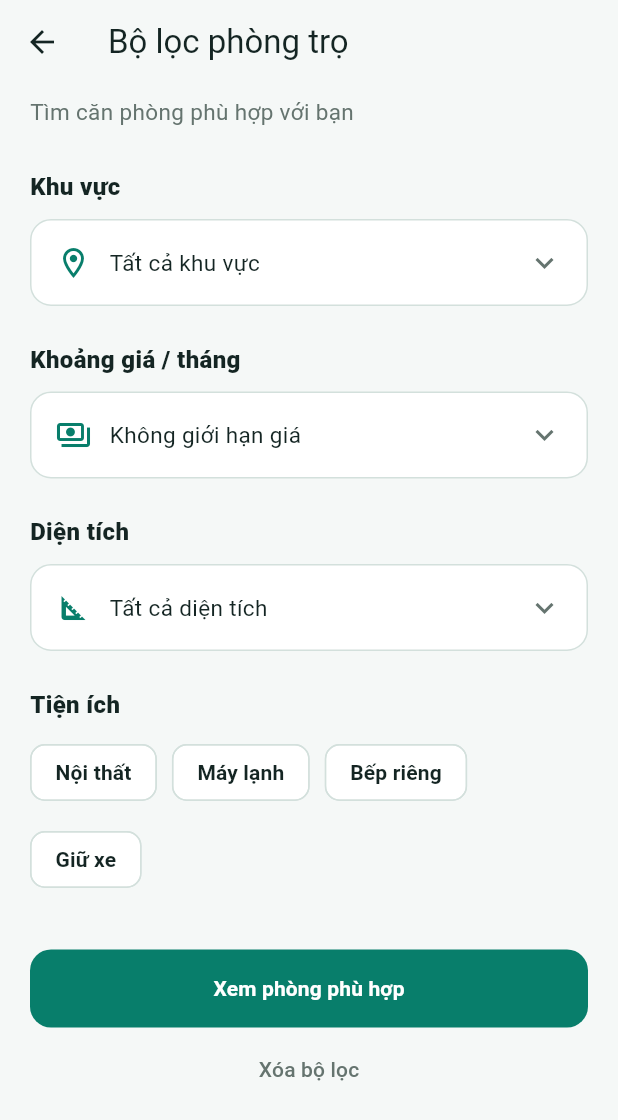
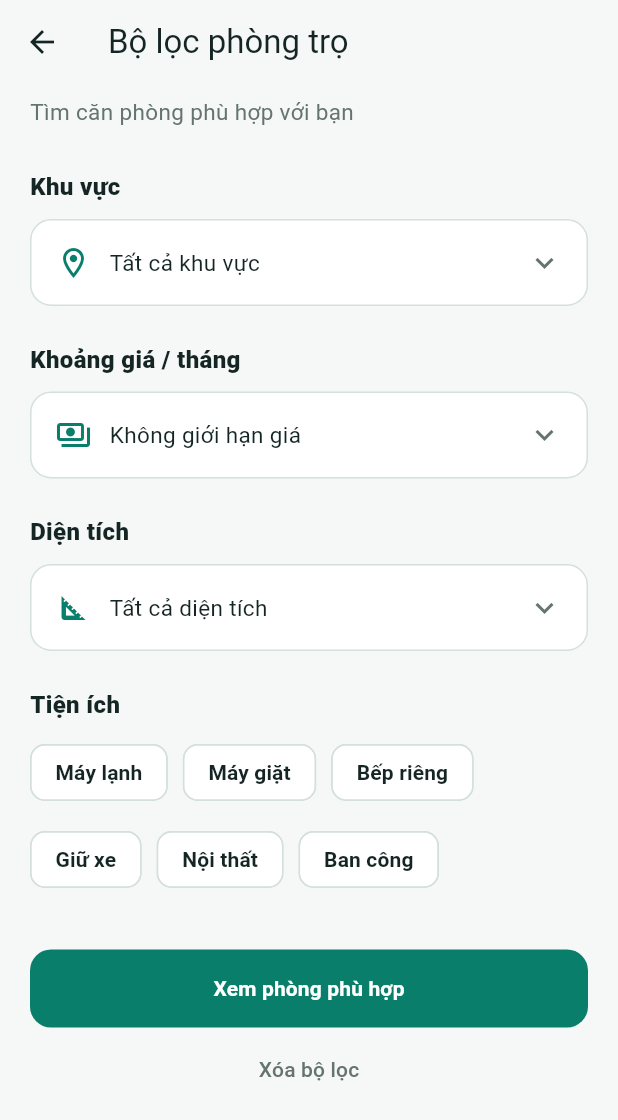
Before and after one commit to PHamHuy-23/Roomate-and-matching-app, a Flutter app: the HomeScreen screen opened directly with empty values, item 2 of the bottom bar chosen, after a tap on "Lọc", on a phone screen of 412 x 824 dp. Shown: the top 1120 px of the screen. Run offline on Flutter 3.47's test engine with Material 3 defaults, Android fonts, the phone set to English and light mode, and no system bars; our stand-ins replace flutter_map, image_picker, latlong2, shared_preferences; accounts and stored records are empty; network calls fail.

Commit message:
feat(discovery): add candidate sorting (price, cleanliness, match), room slot & amenity filters, and request status subfilters (Sprint 1: Items 26, 46, 43)

```diff
--- a/frontend/lib/models/room_post.dart
+++ b/frontend/lib/models/room_post.dart
@@ -42,6 +42,7 @@ class RoomPost {
   }) : amenities = RoomAmenities.normalize(amenities);
 
   bool get hasKnownArea => areaM2 != null && areaM2!.isFinite && areaM2! > 0;
+  int get availableSlots => (maxOccupants - currentOccupants).clamp(0, maxOccupants);
 
   List<String> get images {
     final raw = imageUrl?.trim();
--- a/frontend/lib/screens/home_screen.dart
+++ b/frontend/lib/screens/home_screen.dart
@@ -56,6 +56,7 @@ class _HomeScreenState extends State<HomeScreen> {
   double _minPriceFilter = 0;
   double _maxPriceFilter = double.infinity;
   double _minAreaFilter = 0;
+  int _minSlotsFilter = 0;
   String _roomDistrictFilter = 'Tất cả khu vực';
   final Set<String> _roomAmenitiesFilter = <String>{};
   int _selectedPriceTier = 0; // 0: Tất cả giá, 1: < 3tr, 2: 3-5tr, 3: > 5tr
@@ -71,6 +72,7 @@ class _HomeScreenState extends State<HomeScreen> {
   Set<int> get _savedPostIds => _api.savedPostIds;
   int _unreadNotificationCount = 0;
   bool _isSwipeViewMode = false;
+  String _matchSortOrder = 'MATCH_DESC'; // MATCH_DESC, PRICE_ASC, CLEAN_DESC
 
   @override
   void initState() {
@@ -145,6 +147,7 @@ class _HomeScreenState extends State<HomeScreen> {
       final matchArea =
           _minAreaFilter == 0 ||
           (p.hasKnownArea && p.areaM2! >= _minAreaFilter);
+      final matchSlots = _minSlotsFilter == 0 || p.availableSlots >= _minSlotsFilter;
       final postAmenities = p.amenities.map(RoomAmenities.key).toSet();
       final matchAmenities =
           _roomAmenitiesFilter.isEmpty ||
@@ -156,6 +159,7 @@ class _HomeScreenState extends State<HomeScreen> {
           matchPrice &&
           matchDistrict &&
           matchArea &&
+          matchSlots &&
           matchAmenities;
     }).toList();
   }
@@ -284,7 +288,18 @@ class _HomeScreenState extends State<HomeScreen> {
           _districtFilter == 'Tất cả' ||
           DistrictNames.same(item.targetDistrict, _districtFilter);
       return matchesSearch && matchesScore && matchesDistrict;
-    }).toList()..sort((a, b) => b.totalScore.compareTo(a.totalScore));
+    }).toList()..sort((a, b) {
+      if (_matchSortOrder == 'PRICE_ASC') {
+        final priceA = a.budgetAmount > 0 ? a.budgetAmount : double.infinity;
+        final priceB = b.budgetAmount > 0 ? b.budgetAmount : double.infinity;
+        return priceA.compareTo(priceB);
+      } else if (_matchSortOrder == 'CLEAN_DESC') {
+        final cleanA = a.criteriaDetail.cleanlinessMatch;
+        final cleanB = b.criteriaDetail.cleanlinessMatch;
+        return cleanB.compareTo(cleanA);
+      }
+      return b.totalScore.compareTo(a.totalScore);
+    });
     return filtered;
   }
 
@@ -361,6 +376,68 @@ class _HomeScreenState extends State<HomeScreen> {
                         }.contains(widget.currentUser.role.trim().toUpperCase())
                         ? () => Navigator.pushNamed(context, AppRoutes.admin)
                         : null,
+                  ),
+                ),
+                SliverToBoxAdapter(
+                  child: Padding(
+                    padding: const EdgeInsets.fromLTRB(20, 8, 20, 12),
+                    child: SingleChildScrollView(
+                      scrollDirection: Axis.horizontal,
+                      child: Row(
+                        children: [
+                          const Text(
+                            'Sắp xếp:',
+                            style: TextStyle(
+                              fontSize: 13,
+                              fontWeight: FontWeight.w600,
+                              color: Color(0xFF65746F),
+                            ),
+                          ),
+                          const SizedBox(width: 8),
+                          ChoiceChip(
+                            label: const Text('Độ tương thích ↓'),
+                            selected: _matchSortOrder == 'MATCH_DESC',
+                            onSelected: (val) {
+                              if (val) setState(() => _matchSortOrder = 'MATCH_DESC');
+                            },
+                            selectedColor: _discoveryPrimary.withValues(alpha: 0.15),
+                            side: BorderSide(
+                              color: _matchSortOrder == 'MATCH_DESC'
+                                  ? _discoveryPrimary
+                                  : const Color(0xFFDCE5E2),
+                            ),
+                          ),
+                          const SizedBox(width: 8),
+                          ChoiceChip(
+                            label: const Text('Giá phòng thấp nhất ↑'),
+                            selected: _matchSortOrder == 'PRICE_ASC',
+                            onSelected: (val) {
+                              if (val) setState(() => _matchSortOrder = 'PRICE_ASC');
+                            },
+                            selectedColor: _discoveryPrimary.withValues(alpha: 0.15),
+                            side: BorderSide(
+                              color: _matchSortOrder == 'PRICE_ASC'
+                                  ? _discoveryPrimary
+                                  : const Color(0xFFDCE5E2),
+                            ),
+                          ),
+                          const SizedBox(width: 8),
+                          ChoiceChip(
+                            label: const Text('Sạch sẽ nhất ↓'),
+                            selected: _matchSortOrder == 'CLEAN_DESC',
+                            onSelected: (val) {
+                              if (val) setState(() => _matchSortOrder = 'CLEAN_DESC');
+                            },
+                            selectedColor: _discoveryPrimary.withValues(alpha: 0.15),
+                            side: BorderSide(
+                              color: _matchSortOrder == 'CLEAN_DESC'
+                                  ? _discoveryPrimary
+                                  : const Color(0xFFDCE5E2),
+                            ),
+                          ),
+                        ],
+                      ),
+                    ),
                   ),
                 ),
                 if (matches.isEmpty)
@@ -645,6 +722,7 @@ class _HomeScreenState extends State<HomeScreen> {
                     _minPriceFilter = 0;
                     _maxPriceFilter = double.infinity;
                     _minAreaFilter = 0;
+                    _minSlotsFilter = 0;
                     _roomDistrictFilter = 'Tất cả khu vực';
                     _selectedPriceTier = 0;
                     _quickNearbyActive = false;
@@ -889,6 +967,7 @@ class _HomeScreenState extends State<HomeScreen> {
           initialDistrict: _roomDistrictFilter,
           initialMinArea: _minAreaFilter,
           initialAmenities: _roomAmenitiesFilter,
+          initialMinAvailableSlots: _minSlotsFilter,
         ),
       ),
     );
@@ -898,6 +977,7 @@ class _HomeScreenState extends State<HomeScreen> {
       _maxPriceFilter = selection.maxPrice;
       _minAreaFilter = selection.minArea;
       _roomDistrictFilter = selection.district;
+      _minSlotsFilter = selection.minAvailableSlots;
       if (selection.minPrice == 0 && selection.maxPrice <= 3000000) {
         _selectedPriceTier = 1;
       } else if (selection.minPrice >= 3000000 && selection.maxPrice <= 5000000) {
--- a/frontend/lib/screens/room_filters_screen.dart
+++ b/frontend/lib/screens/room_filters_screen.dart
@@ -10,6 +10,7 @@ class RoomFilterSelection {
     required this.district,
     required this.minArea,
     required this.amenities,
+    this.minAvailableSlots = 0,
   });
 
   final double minPrice;
@@ -17,6 +18,7 @@ class RoomFilterSelection {
   final String district;
   final double minArea;
   final Set<String> amenities;
+  final int minAvailableSlots;
 }
 
 class RoomFiltersScreen extends StatefulWidget {
@@ -27,6 +29,7 @@ class RoomFiltersScreen extends StatefulWidget {
     this.initialDistrict = 'Tất cả khu vực',
     this.initialMinArea = 0,
     this.initialAmenities = const <String>{},
+    this.initialMinAvailableSlots = 0,
   });
 
   final double initialMinPrice;
@@ -34,6 +37,7 @@ class RoomFiltersScreen extends StatefulWidget {
   final String initialDistrict;
   final double initialMinArea;
   final Set<String> initialAmenities;
+  final int initialMinAvailableSlots;
 
   @override
   State<RoomFiltersScreen> createState() => _RoomFiltersScreenState();
@@ -51,6 +55,7 @@ class _RoomFiltersScreenState extends State<RoomFiltersScreen> {
   late double _minArea;
   late String _district;
   late Set<String> _amenities;
+  late int _minSlots;
 
   static final _districts = <String>[
     'Bình Thạnh, TP.HCM',
@@ -64,10 +69,12 @@ class _RoomFiltersScreenState extends State<RoomFiltersScreen> {
     'Tất cả khu vực',
   ];
   static const _amenityOptions = <String>[
-    'Nội thất',
     'Máy lạnh',
+    'Máy giặt',
     'Bếp riêng',
     RoomAmenities.parking,
+    'Nội thất',
+    'Ban công',
   ];
 
   @override
@@ -80,6 +87,7 @@ class _RoomFiltersScreenState extends State<RoomFiltersScreen> {
     _minArea = widget.initialMinArea.clamp(0, double.infinity).toDouble();
     _district = widget.initialDistrict;
     _amenities = RoomAmenities.normalize(widget.initialAmenities).toSet();
+    _minSlots = widget.initialMinAvailableSlots;
   }
 
   @override
@@ -165,6 +173,7 @@ class _RoomFiltersScreenState extends State<RoomFiltersScreen> {
                 district: _district,
                 minArea: _minArea,
                 amenities: Set<String>.of(_amenities),
+                minAvailableSlots: _minSlots,
               ),
             ),
             style: FilledButton.styleFrom(
@@ -221,6 +230,7 @@ class _RoomFiltersScreenState extends State<RoomFiltersScreen> {
       _district = 'Tất cả khu vực';
       _minArea = 0;
       _amenities = <String>{};
+      _minSlots = 0;
     });
   }
 
```
Also changed, not shown: frontend/lib/screens/requests_screen.dart (+45 -2 lines).
